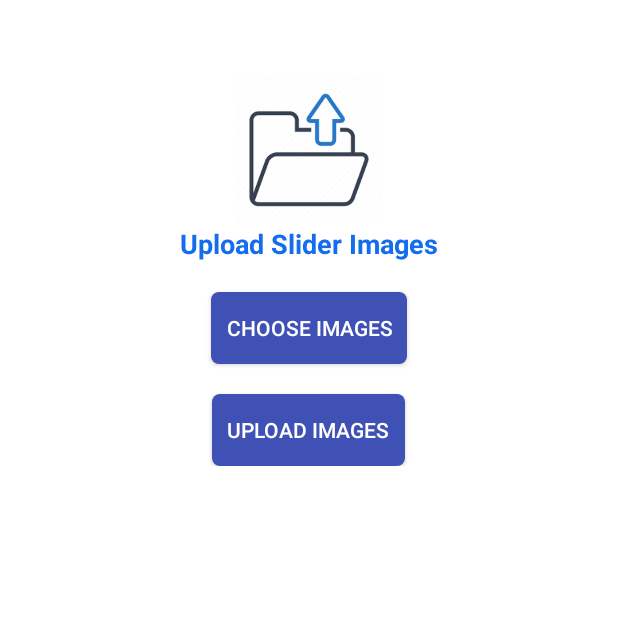
After one commit to codNow/ShopNow, an Android app: the UploadSliderImagesActivity screen opened directly, with no data from a screen before it, on a phone screen of 412 x 824 dp, the top half of it. The commit adds this screen. Run offline under Robolectric (Android 15) with nearby library versions, the phone set to English and light mode, and no system bars; our stand-ins replace Firebase (no records; nobody signed in at launch, a user with empty details on screens opened directly).

Commit message:
Images Slider

```diff
--- a/app/build.gradle
+++ b/app/build.gradle
@@ -1,5 +1,6 @@
 plugins {
     id 'com.android.application'
+    id 'com.google.gms.google-services'
 }
 
 android {
@@ -54,5 +55,7 @@ dependencies {
     implementation platform('com.google.firebase:firebase-bom:30.0.0')
     implementation 'com.google.gms:google-services:4.3.10'
     implementation 'com.github.smarteist:autoimageslider:1.4.0'
+    implementation 'com.google.firebase:firebase-auth:21.0.3'
+    implementation 'com.google.firebase:firebase-database:20.0.5'
 
 }
--- /dev/null
+++ b/app/src/main/java/com/sasha/shopnow/uploads/UploadSliderImagesActivity.java
@@ -0,0 +1,154 @@
+package com.sasha.shopnow.uploads;
+
+import androidx.activity.result.ActivityResult;
+import androidx.activity.result.ActivityResultCallback;
+import androidx.activity.result.ActivityResultLauncher;
+import androidx.activity.result.contract.ActivityResultContracts;
+import androidx.annotation.NonNull;
+import androidx.appcompat.app.AppCompatActivity;
+
+import android.content.Intent;
+import android.net.Uri;
+import android.os.Bundle;
+import android.view.View;
+import android.widget.Button;
+import android.widget.ProgressBar;
+import android.widget.TextView;
+import android.widget.Toast;
+
+import com.google.android.gms.tasks.OnCompleteListener;
+import com.google.android.gms.tasks.OnSuccessListener;
+import com.google.android.gms.tasks.Task;
+import com.google.firebase.database.DatabaseReference;
+import com.google.firebase.database.FirebaseDatabase;
+import com.google.firebase.storage.FirebaseStorage;
+import com.google.firebase.storage.StorageReference;
+import com.google.firebase.storage.UploadTask;
+import com.sasha.shopnow.R;
+
+import java.util.ArrayList;
+import java.util.HashMap;
+
+public class UploadSliderImagesActivity extends AppCompatActivity {
+
+    private Button chooseBtn, uploadBtn;
+    private ActivityResultLauncher<Intent> resultLauncher;
+    private ArrayList<Uri> imageList = new ArrayList<>();
+    private ArrayList<String> urlString;
+    private ProgressBar progressBar;
+    private TextView preview_text;
+    private int count = 0;
+
+
+    @Override
+    protected void onCreate(Bundle savedInstanceState) {
+        super.onCreate(savedInstanceState);
+        setContentView(R.layout.activity_upload_slider_images);
+
+        preview_text = findViewById(R.id.preview_text);
+        progressBar = findViewById(R.id.progressBar);
+        chooseBtn = findViewById(R.id.choose_btn);
+        uploadBtn = findViewById(R.id.upload_btn);
+
+        resultLauncher = registerForActivityResult(new ActivityResultContracts.StartActivityForResult(), new ActivityResultCallback<ActivityResult>() {
+            @Override
+            public void onActivityResult(ActivityResult result) {
+                if (result != null){
+                    if (result.getResultCode() == RESULT_OK){
+                        if (result.getData().getClipData() != null){
+                            int imageCount = result.getData().getClipData().getItemCount();
+                            int selectImage = 0;
+
+                            while (selectImage < imageCount){
+                                Uri imageUri = result.getData().getClipData().getItemAt(selectImage).getUri();
+                                imageList.add(imageUri);
+                                selectImage = selectImage + 1;
+                            }
+                            preview_text.setVisibility(View.VISIBLE);
+                            preview_text.setText(imageList.size() +"images selected");
+                        }
+                        else{
+                            Toast.makeText(UploadSliderImagesActivity.this, "Please select multiple images", Toast.LENGTH_SHORT).show();
+                        }
+                    }
+                }
+            }
+        });
+
+        chooseBtn.setOnClickListener(new View.OnClickListener() {
+            @Override
+            public void onClick(View v) {
+                Intent intent = new Intent();
+                intent.setType("image/*");
+                intent.putExtra(Intent.EXTRA_ALLOW_MULTIPLE, true);
+                intent.setAction(Intent.ACTION_GET_CONTENT);
+                resultLauncher.launch(intent);
+            }
+        });
+
+        uploadBtn.setOnClickListener(new View.OnClickListener() {
+            @Override
+            public void onClick(View v) {
+                if (imageList == null){
+                    Toast.makeText(UploadSliderImagesActivity.this, "Please select images", Toast.LENGTH_SHORT).show();
+                }
+                else{
+                    startUploadImages();
+                }
+            }
+        });
+    }
+
+    private void startUploadImages() {
+
+        progressBar.setVisibility(View.VISIBLE);
+
+        urlString = new ArrayList<>();
+
+        StorageReference storageReference = FirebaseStorage.getInstance().getReference().child("Slider") ;
+
+        for (count = 0; count < imageList.size(); count++){
+            Uri imageUri = imageList.get(count);
+
+            StorageReference imageRef = storageReference.child("Slider Images" + imageUri.getLastPathSegment());
+
+            imageRef.putFile(imageUri).addOnSuccessListener(new OnSuccessListener<UploadTask.TaskSnapshot>() {
+                @Override
+                public void onSuccess(UploadTask.TaskSnapshot taskSnapshot) {
+                    imageRef.getDownloadUrl().addOnSuccessListener(new OnSuccessListener<Uri>() {
+                        @Override
+                        public void onSuccess(Uri uri) {
+                            urlString.add(String.valueOf(uri));
+                            if (urlString.size() == imageList.size()){
+                                saveSliderImages(urlString);
+                            }
+                        }
+                    });
+                }
+            });
+        }
+    }
+
+    private void saveSliderImages(ArrayList<String> urlString) {
+
+        progressBar.setVisibility(View.VISIBLE);
+
+        final DatabaseReference imageRef = FirebaseDatabase.getInstance().getReference().child("Slider");
+
+        HashMap<String, Object> hashMap = new HashMap<>();
+
+        for (int i = 0; i < urlString.size(); i++){
+            hashMap.put("imageUrl"+ i, urlString.get(i));
+        }
+
+        imageRef.setValue(hashMap).addOnCompleteListener(new OnCompleteListener<Void>() {
+            @Override
+            public void onComplete(@NonNull Task<Void> task) {
+                if (task.isSuccessful()){
+                    Toast.makeText(UploadSliderImagesActivity.this, "Images upload successfull", Toast.LENGTH_SHORT).show();
+                    startActivity(getIntent());
+                }
+            }
+        });
+    }
+}
--- /dev/null
+++ b/app/src/main/res/layout/activity_upload_slider_images.xml
@@ -0,0 +1,67 @@
+<?xml version="1.0" encoding="utf-8"?>
+<RelativeLayout xmlns:android="http://schemas.android.com/apk/res/android"
+    xmlns:app="http://schemas.android.com/apk/res-auto"
+    xmlns:tools="http://schemas.android.com/tools"
+    android:layout_width="match_parent"
+    android:layout_height="match_parent"
+    tools:context=".uploads.UploadSliderImagesActivity">
+
+    <LinearLayout
+        android:layout_width="match_parent"
+        android:layout_height="wrap_content"
+        android:gravity="center_horizontal"
+        android:orientation="vertical">
+
+        <ImageView
+            android:layout_width="100dp"
+            android:layout_height="100dp"
+            android:src="@drawable/uploadproduct"
+            android:layout_marginTop="50dp"/>
+
+        <TextView
+            android:layout_width="wrap_content"
+            android:layout_height="wrap_content"
+            android:text="Upload Slider Images"
+            android:textColor="@color/purple_500"
+            android:textSize="18sp"
+            android:textStyle="bold"/>
+
+        <androidx.appcompat.widget.AppCompatButton
+            android:layout_width="wrap_content"
+            android:layout_height="wrap_content"
+            android:text="Choose Images"
+            android:layout_marginTop="20dp"
+            android:background="@drawable/button_background"
+            android:padding="10dp"
+            android:textColor="@color/white"
+            android:id="@+id/choose_btn"/>
+        <androidx.appcompat.widget.AppCompatButton
+            android:layout_width="wrap_content"
+            android:layout_height="wrap_content"
+            android:text="Upload Images"
+            android:layout_marginTop="20dp"
+            android:background="@drawable/button_background"
+            android:padding="10dp"
+            android:textColor="@color/white"
+            android:id="@+id/upload_btn"/>
+
+        <TextView
+            android:layout_width="wrap_content"
+            android:layout_height="wrap_content"
+            android:text="Preview"
+            android:visibility="gone"
+            android:id="@+id/preview_text"/>
+
+    </LinearLayout>
+
+    <ProgressBar
+        android:layout_width="wrap_content"
+        android:layout_height="wrap_content"
+        android:padding="10dp"
+        android:background="@drawable/oval_shape"
+        android:layout_centerVertical="true"
+        android:layout_centerHorizontal="true"
+        android:visibility="gone"
+        android:id="@+id/progressBar"/>
+
+</RelativeLayout>
--- a/app/src/main/res/values/strings.xml
+++ b/app/src/main/res/values/strings.xml
@@ -80,6 +80,11 @@
     <string name="status_date">May 2022</string>
     <string name="search_products">Search Products</string>
     <string name="todo">TODO</string>
+    <string name="upload_slider_images">Upload Slider Images</string>
+    <string name="choose_images">Choose Images</string>
+    <string name="upload_images">Upload Images</string>
+    <string name="images">Images</string>
+    <string name="upload_images_folder">upload_images</string>
 
 
     <string-array name="select_qty">Qty
```
Also changed, not shown: app/src/main/AndroidManifest.xml (+4 -8 lines), app/src/main/java/com/sasha/shopnow/MainActivity.java (+75 -0 lines), app/src/main/res/layout/home_layout.xml (+32 -9 lines), build.gradle (+14 -0 lines).
